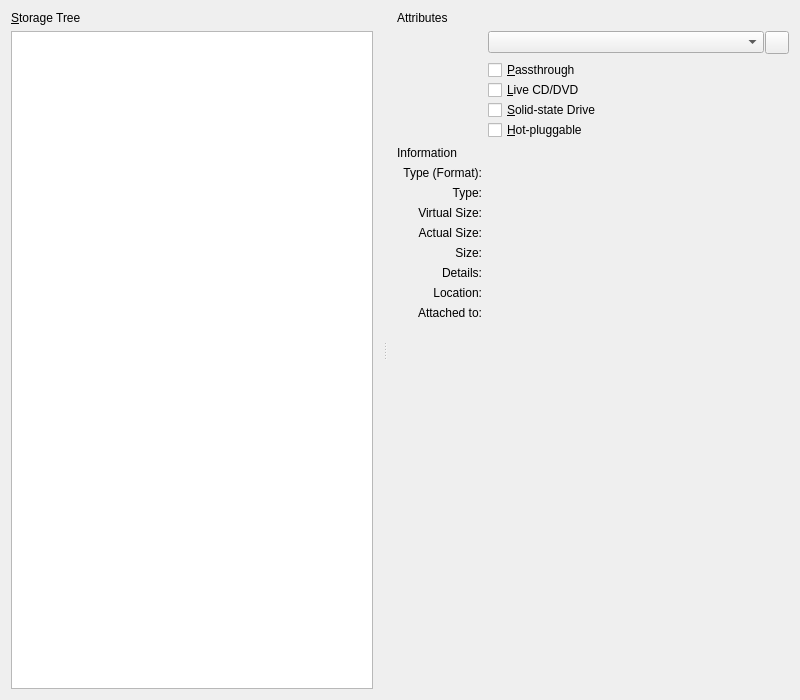
Qt form vbox/src/VBox/Frontends/VirtualBox/src/settings/machine/UIMachineSettingsStorage.ui (jljuxgm/vboxgit) before a commit.
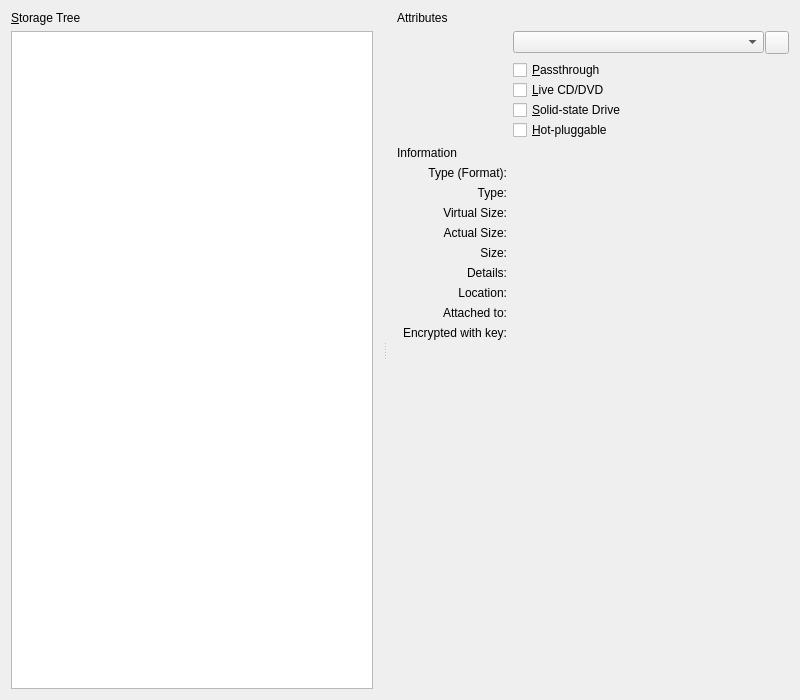
The same form after that commit. The open tabs and pages were chosen to show the change. Custom widgets are drawn as their Qt base class.

The edit to the form file:
```diff
--- a/vbox/src/VBox/Frontends/VirtualBox/src/settings/machine/UIMachineSettingsStorage.ui
+++ b/vbox/src/VBox/Frontends/VirtualBox/src/settings/machine/UIMachineSettingsStorage.ui
@@ -570,7 +570,27 @@
           </property>
          </widget>
         </item>
-        <item row="12" column="0" colspan="3" >
+        <item row="12" column="1">
+         <widget class="QLabel" name="m_pLabelEncryption">
+          <property name="text">
+           <string>Encrypted with key:</string>
+          </property>
+          <property name="alignment">
+           <set>Qt::AlignRight|Qt::AlignTrailing|Qt::AlignVCenter</set>
+          </property>
+         </widget>
+        </item>
+        <item row="12" column="2">
+         <widget class="QILabel" name="m_pLabelEncryptionValue">
+          <property name="sizePolicy">
+           <sizepolicy vsizetype="Preferred" hsizetype="Ignored">
+            <horstretch>0</horstretch>
+            <verstretch>0</verstretch>
+           </sizepolicy>
+          </property>
+         </widget>
+        </item>
+        <item row="13" column="0" colspan="3" >
          <spacer name="mSp6" >
           <property name="orientation" >
            <enum>Qt::Vertical</enum>
```
